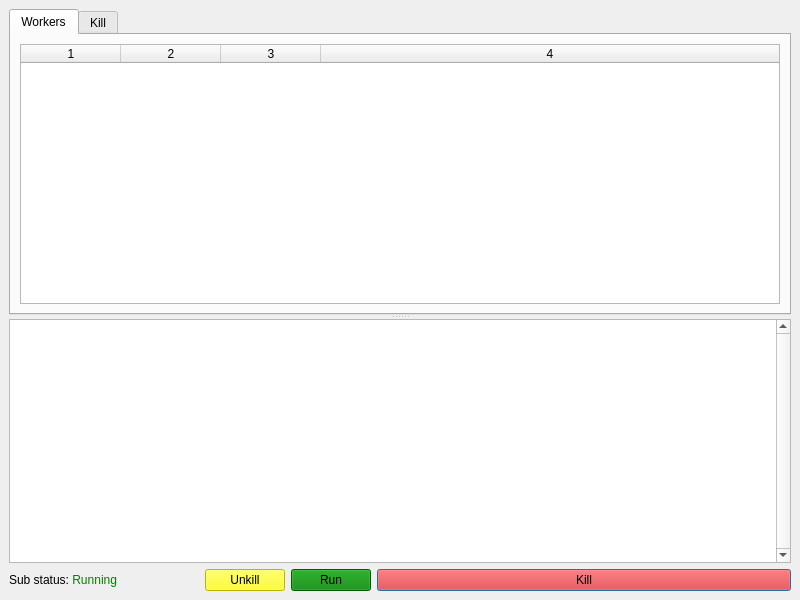
uf-mil-archive/sub-2012, file Tools/SubControl/forms/mainwindow.ui: the form before one commit.
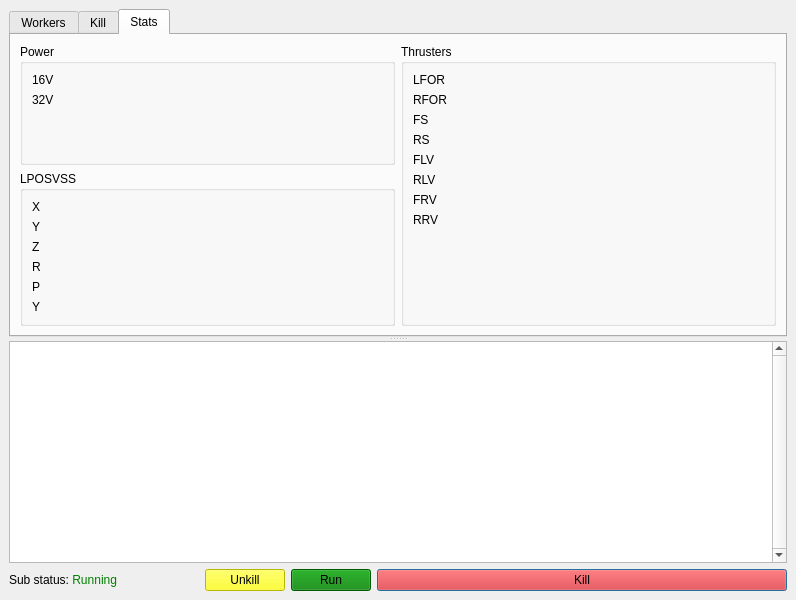
The form after the commit. The open tabs and pages were chosen to show the change.

Commit message: Added a stats page to SubControl

What changed in the file:
```diff
--- a/Tools/SubControl/forms/mainwindow.ui
+++ b/Tools/SubControl/forms/mainwindow.ui
@@ -6,7 +6,7 @@
    <rect>
     <x>0</x>
     <y>0</y>
-    <width>800</width>
+    <width>796</width>
     <height>600</height>
    </rect>
   </property>
@@ -14,8 +14,8 @@
    <string>SubControl</string>
   </property>
   <widget class="QWidget" name="centralwidget">
-   <layout class="QVBoxLayout" name="verticalLayout_3">
-    <item>
+   <layout class="QGridLayout" name="gridLayout">
+    <item row="0" column="0">
      <widget class="QSplitter" name="splitter">
       <property name="orientation">
        <enum>Qt::Vertical</enum>
@@ -134,6 +134,272 @@
          </item>
         </layout>
        </widget>
+       <widget class="QWidget" name="tab">
+        <attribute name="title">
+         <string>Stats</string>
+        </attribute>
+        <layout class="QHBoxLayout" name="horizontalLayout_2" stretch="1,1">
+         <item>
+          <layout class="QVBoxLayout" name="verticalLayout_3">
+           <item>
+            <widget class="QGroupBox" name="groupBox">
+             <property name="title">
+              <string>Power</string>
+             </property>
+             <layout class="QFormLayout" name="formLayout">
+              <item row="0" column="0">
+               <widget class="QLabel" name="label">
+                <property name="text">
+                 <string>16V</string>
+                </property>
+               </widget>
+              </item>
+              <item row="0" column="1">
+               <widget class="QLabel" name="power16Label">
+                <property name="text">
+                 <string/>
+                </property>
+               </widget>
+              </item>
+              <item row="1" column="0">
+               <widget class="QLabel" name="label_19">
+                <property name="text">
+                 <string>32V</string>
+                </property>
+               </widget>
+              </item>
+              <item row="1" column="1">
+               <widget class="QLabel" name="power32Label">
+                <property name="text">
+                 <string/>
+                </property>
+               </widget>
+              </item>
+             </layout>
+            </widget>
+           </item>
+           <item>
+            <widget class="QGroupBox" name="groupBox_3">
+             <property name="title">
+              <string>LPOSVSS</string>
+             </property>
+             <layout class="QFormLayout" name="formLayout_3">
+              <item row="0" column="0">
+               <widget class="QLabel" name="label_21">
+                <property name="text">
+                 <string>X</string>
+                </property>
+               </widget>
+              </item>
+              <item row="1" column="0">
+               <widget class="QLabel" name="label_22">
+                <property name="text">
+                 <string>Y</string>
+                </property>
+               </widget>
+              </item>
+              <item row="2" column="0">
+               <widget class="QLabel" name="label_23">
+                <property name="text">
+                 <string>Z</string>
+                </property>
+               </widget>
+              </item>
+              <item row="3" column="0">
+               <widget class="QLabel" name="label_24">
+                <property name="text">
+                 <string>R</string>
+                </property>
+               </widget>
+              </item>
+              <item row="4" column="0">
+               <widget class="QLabel" name="label_25">
+                <property name="text">
+                 <string>P</string>
+                </property>
+               </widget>
+              </item>
+              <item row="5" column="0">
+               <widget class="QLabel" name="label_26">
+                <property name="text">
+                 <string>Y</string>
+                </property>
+               </widget>
+              </item>
+              <item row="0" column="1">
+               <widget class="QLabel" name="LPOSVSSXLabel">
+                <property name="text">
+                 <string/>
+                </property>
+               </widget>
+              </item>
+              <item row="1" column="1">
+               <widget class="QLabel" name="LPOSVSSYLabel">
+                <property name="text">
+                 <string/>
+                </property>
+               </widget>
+              </item>
+              <item row="2" column="1">
+               <widget class="QLabel" name="LPOSVSSZLabel">
+                <property name="text">
+                 <string/>
+                </property>
+               </widget>
+              </item>
+              <item row="3" column="1">
+               <widget class="QLabel" name="LPOSVSSRollLabel">
+                <property name="text">
+                 <string/>
+                </property>
+               </widget>
+              </item>
+              <item row="4" column="1">
+               <widget class="QLabel" name="LPOSVSSPitchLabel">
+                <property name="text">
+                 <string/>
+                </property>
+               </widget>
+              </item>
+              <item row="5" column="1">
+               <widget class="QLabel" name="LPOSVSSYawLabel">
+                <property name="text">
+                 <string/>
+                </property>
+               </widget>
+              </item>
+             </layout>
+            </widget>
+           </item>
+          </layout>
+         </item>
+         <item>
+          <layout class="QVBoxLayout" name="verticalLayout_4">
+           <item>
+            <widget class="QGroupBox" name="groupBox_2">
+             <property name="title">
+              <string>Thrusters</string>
+             </property>
+             <layout class="QFormLayout" name="formLayout_2">
+              <item row="0" column="0">
+               <widget class="QLabel" name="label_2">
+                <property name="text">
+                 <string>LFOR</string>
+                </property>
+               </widget>
+              </item>
+              <item row="0" column="1">
+               <widget class="QLabel" name="thrusterLFORLabel">
+                <property name="text">
+                 <string/>
+                </property>
+               </widget>
+              </item>
+              <item row="1" column="0">
+               <widget class="QLabel" name="label_5">
+                <property name="text">
+                 <string>RFOR</string>
+                </property>
+               </widget>
+              </item>
+              <item row="1" column="1">
+               <widget class="QLabel" name="thrusterRFORLabel">
+                <property name="text">
+                 <string/>
+                </property>
+               </widget>
+              </item>
+              <item row="2" column="0">
+               <widget class="QLabel" name="label_6">
+                <property name="text">
+                 <string>FS</string>
+                </property>
+               </widget>
+              </item>
+              <item row="2" column="1">
+               <widget class="QLabel" name="thrusterFSLabel">
+                <property name="text">
+                 <string/>
+                </property>
+               </widget>
+              </item>
+              <item row="3" column="0">
+               <widget class="QLabel" name="label_7">
+                <property name="text">
+                 <string>RS</string>
+                </property>
+               </widget>
+              </item>
+              <item row="3" column="1">
+               <widget class="QLabel" name="thrusterRSLabel">
+                <property name="text">
+                 <string/>
+                </property>
+               </widget>
+              </item>
+              <item row="4" column="0">
+               <widget class="QLabel" name="label_8">
+                <property name="text">
+                 <string>FLV</string>
+                </property>
+               </widget>
+              </item>
+              <item row="4" column="1">
+               <widget class="QLabel" name="thrusterFLVLabel">
+                <property name="text">
+                 <string/>
+                </property>
+               </widget>
+              </item>
+              <item row="5" column="0">
+               <widget class="QLabel" name="label_10">
+                <property name="text">
+                 <string>RLV</string>
+                </property>
+               </widget>
+              </item>
+              <item row="5" column="1">
+               <widget class="QLabel" name="thrusterRLVLabel">
+                <property name="text">
+                 <string/>
+                </property>
+               </widget>
+              </item>
+              <item row="6" column="0">
+               <widget class="QLabel" name="label_9">
+                <property name="text">
+                 <string>FRV</string>
+                </property>
+               </widget>
+              </item>
+              <item row="6" column="1">
+               <widget class="QLabel" name="thrusterFRVLabel">
+                <property name="text">
+                 <string/>
+                </property>
+               </widget>
+              </item>
+              <item row="7" column="0">
+               <widget class="QLabel" name="label_11">
+                <property name="text">
+                 <string>RRV</string>
+                </property>
+               </widget>
+              </item>
+              <item row="7" column="1">
+               <widget class="QLabel" name="thrusterRRVLabel">
+                <property name="text">
+                 <string/>
+                </property>
+               </widget>
+              </item>
+             </layout>
+            </widget>
+           </item>
+          </layout>
+         </item>
+        </layout>
+       </widget>
       </widget>
       <widget class="QPlainTextEdit" name="logTextEdit">
        <property name="enabled">
@@ -154,7 +420,7 @@
       </widget>
      </widget>
     </item>
-    <item>
+    <item row="1" column="0">
      <layout class="QHBoxLayout" name="horizontalLayout" stretch="0,0,0,0,1">
       <item>
        <widget class="QLabel" name="killStatusLabel">
```
Left out of the diff: 21 changed lines with no effect on the pictures. The commit also changes 5 other files.
